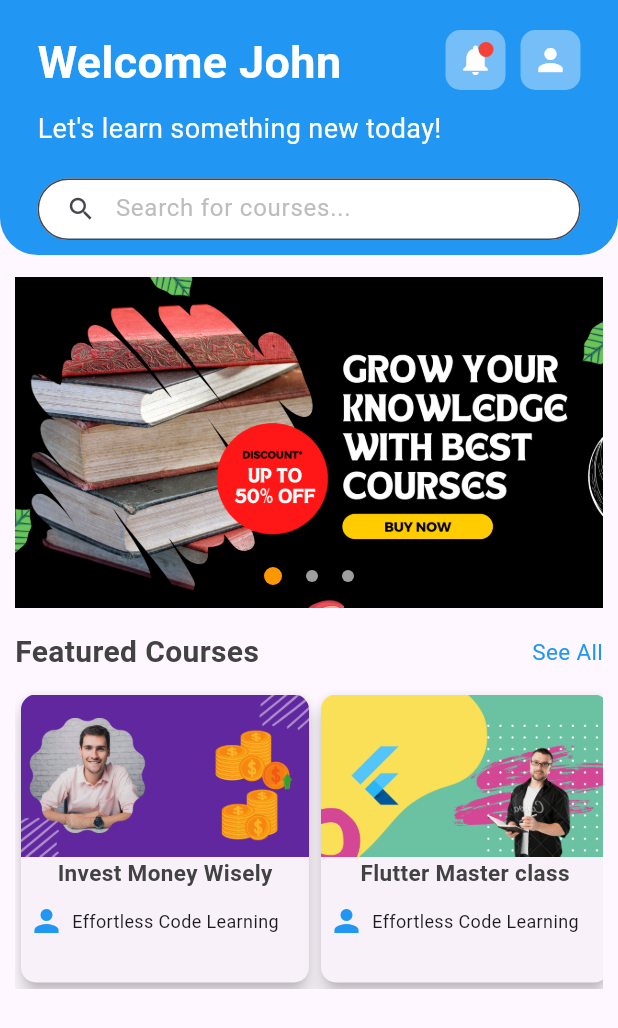
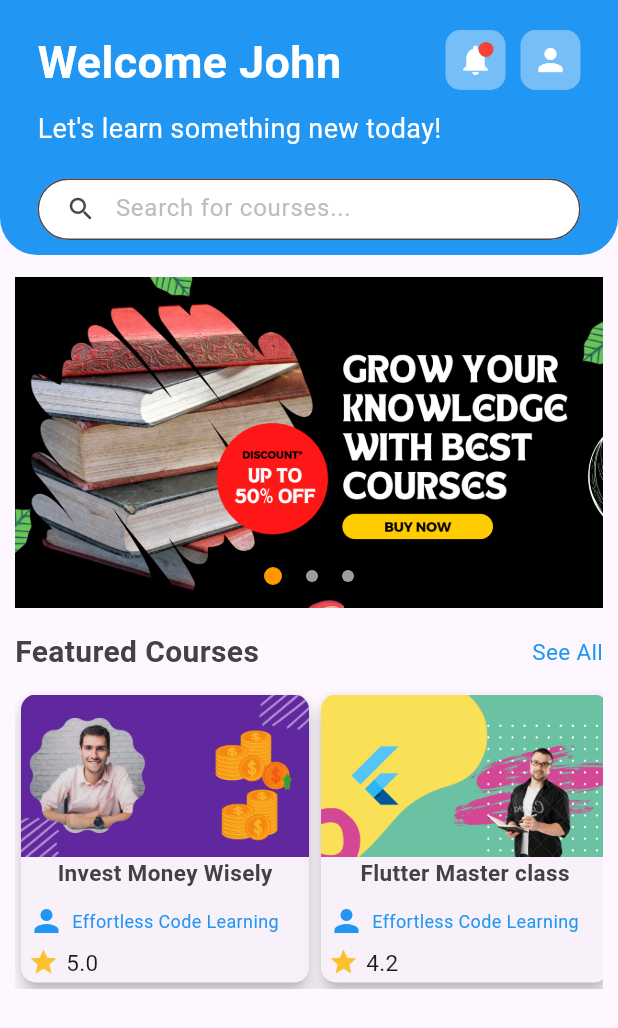
Before and after one commit to adogbeji/FlutterElearningAppPrototype, a Flutter app: the CourseHomeScreen screen opened by its route, on a phone screen of 412 x 824 dp. Shown: the top 1028 px of the screen. Run offline on Flutter 3.47's test engine with Material 3 defaults, Android fonts, the phone set to English and light mode, and no system bars.

Commit message:
Start displaying course ratings

```diff
--- a/lib/views/home/widgets/course_item.dart
+++ b/lib/views/home/widgets/course_item.dart
@@ -35,15 +35,50 @@ class CourseItem extends StatelessWidget {
                       color: Colors.grey.shade800,
                     ),
                   ),
-                  const SizedBox(height: 10,),
+                  const SizedBox(
+                    height: 10,
+                  ),
                   Row(
                     children: [
                       const Icon(
                         Icons.person,
                         color: Colors.blue,
                       ),
-                      const SizedBox(width: 5,),
-                      Text(course.createdBy, style: const TextStyle(fontSize: 12,),),
+                      const SizedBox(
+                        width: 5,
+                      ),
+                      Text(
+                        course.createdBy,
+                        style: const TextStyle(
+                          fontSize: 12,
+                          color: Colors.blue,
+                        ),
+                      ),
+                    ],
+                  ),
+                  const SizedBox(
+                    height: 5,
+                  ),
+                  Row(
+                    children: [
+                      Row(
+                        children: [
+                          Icon(
+                            Icons.star,
+                            size: 20,
+                            color: Colors.yellow.shade700,
+                          ),
+                          const SizedBox(
+                            width: 5,
+                          ),
+                          Text(
+                            '${course.rate}',
+                            style: const TextStyle(
+                              fontSize: 15,
+                            ),
+                          ),
+                        ],
+                      ),
                     ],
                   ),
                 ],
```
